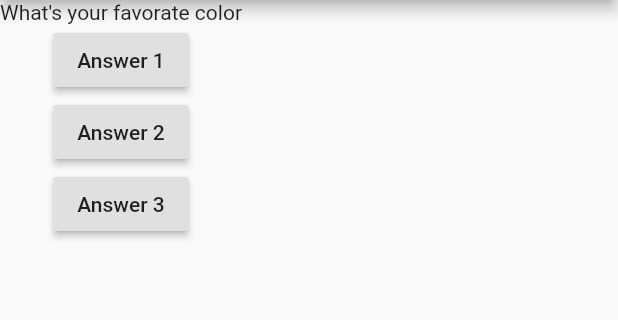
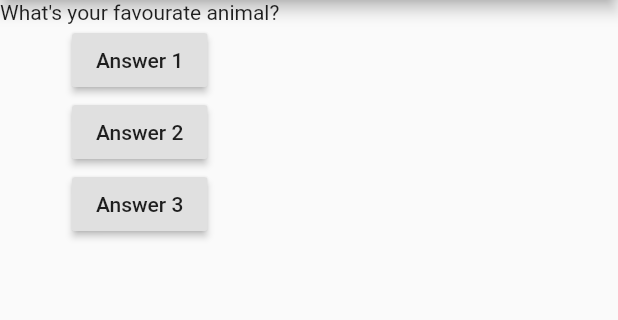
Before and after one commit to maneesh888/flutter-playground, a Flutter app: the screen it shows after launch, after a tap on "Answer 1", on a phone screen of 412 x 824 dp, the part 84-404 px from its top. Run offline on Flutter 3.47's test engine with Material 2 defaults, Android fonts, the phone set to English and light mode, and no system bars.

```diff
--- a/flutter_learning/lib/main.dart
+++ b/flutter_learning/lib/main.dart
@@ -2,18 +2,29 @@ import 'package:flutter/material.dart';
 
 void main() => runApp(MyApp());
 
-class MyApp extends StatelessWidget {
+class MyApp extends StatefulWidget {
+  @override
+  State<StatefulWidget> createState() {
+    // TODO: implement createState
+    return MyAppState();
+  }
+}
+
+class MyAppState extends State<MyApp> {
+  var questionIndex = 0;
+  void answerQuestion() {
+    setState(() {
+      questionIndex = questionIndex + 1;
+    });
+
+    print(questionIndex);
+  }
+
   @override
   Widget build(BuildContext context) {
-    var questionIndex = 0;
-    void answerQuestion() {
-      questionIndex = questionIndex + 1;
-      print(questionIndex);
-    }
-
     var questions = [
-      'What\'s your favorate color',
-      'What\'s your favourate animal'
+      'What\'s your favorate color?',
+      'What\'s your favourate animal?'
     ];
     return MaterialApp(
       home: Scaffold(
```
